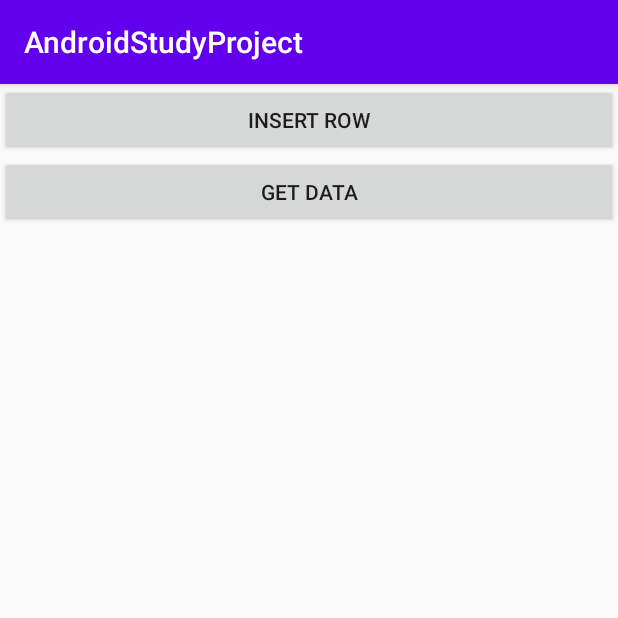
After one commit to vikas1993/AndroidStudyCode, an Android app: the ContentProviderActivity screen opened directly, with no data from a screen before it, on a phone screen of 412 x 824 dp, the top half of it. The commit adds this screen. Run offline under Robolectric (Android 15) with nearby library versions, the phone set to English and light mode, and no system bars.

Commit message:
Chapter 6 ContentProviderActivity

```diff
--- a/app/build.gradle
+++ b/app/build.gradle
@@ -6,7 +6,7 @@ android {
 
     defaultConfig {
         applicationId "com.nit.androidstudyproject"
-        minSdkVersion 23
+        minSdkVersion 22
         targetSdkVersion 29
         versionCode 1
         versionName "1.0"
--- /dev/null
+++ b/app/src/main/java/com/nit/androidstudyproject/ContentProviderActivity.java
@@ -0,0 +1,56 @@
+package com.nit.androidstudyproject;
+
+import androidx.appcompat.app.AppCompatActivity;
+
+import android.content.ContentValues;
+import android.database.Cursor;
+import android.net.Uri;
+import android.os.Bundle;
+import android.view.View;
+import android.widget.TextView;
+import android.widget.Toast;
+
+import java.util.ArrayList;
+
+public class ContentProviderActivity extends AppCompatActivity {
+    TextView data;
+    @Override
+    protected void onCreate(Bundle savedInstanceState) {
+        super.onCreate(savedInstanceState);
+        setContentView(R.layout.activity_content_provider);
+        data = findViewById(R.id.data);
+
+    }
+
+    public void insert(View view) {
+        // Add a new book record
+        ContentValues values = new ContentValues();
+        values.put(MyCustomProvider.NAME,"Android Dev");
+
+
+        Uri uri = getContentResolver().insert(
+                MyCustomProvider.CONTENT_URI, values);
+
+        Toast.makeText(getBaseContext(),
+                uri.toString(), Toast.LENGTH_LONG).show();
+    }
+
+    public void fetch(View view) {
+        // Retrieve student records
+        String URL = "content://com.nit.androidstudyproject.MyCustomProvider";
+
+        Uri students = Uri.parse(URL);
+        Cursor c = managedQuery(students, null, null, null, "name");
+
+        if (c.moveToFirst()) {
+            do{
+                Toast.makeText(this,
+                        c.getString(c.getColumnIndex(MyCustomProvider._ID)) +
+                                ", " +  c.getString(c.getColumnIndex( MyCustomProvider.NAME))
+                        ,
+                        Toast.LENGTH_SHORT).show();
+            } while (c.moveToNext());
+        }
+
+    }
+}
--- a/app/src/main/java/com/nit/androidstudyproject/MainActivity.java
+++ b/app/src/main/java/com/nit/androidstudyproject/MainActivity.java
@@ -2,6 +2,7 @@ package com.nit.androidstudyproject;
 
 import androidx.appcompat.app.AppCompatActivity;
 
+import android.content.Intent;
 import android.os.Bundle;
 import android.view.View;
 import android.widget.TextView;
@@ -10,7 +11,7 @@ import android.widget.Toast;
 import java.util.ArrayList;
 
 public class MainActivity extends AppCompatActivity {
-    DbHelper dbHelper;
+   DbHelper dbHelper;
     TextView data;
     @Override
     protected void onCreate(Bundle savedInstanceState) {
@@ -32,6 +33,9 @@ public class MainActivity extends AppCompatActivity {
         dbHelper.deleteContact(986857567);
             Toast.makeText(this, "Data is deleted", Toast.LENGTH_SHORT).show();
     }
+    public void contentprovider(View view) {
+        startActivity(new Intent(this,ContentProviderActivity.class));
+    }
     public void fetch(View view) {
        ArrayList<String> cr = dbHelper.getData();
        data.setText("");
--- /dev/null
+++ b/app/src/main/res/layout/activity_content_provider.xml
@@ -0,0 +1,29 @@
+<?xml version="1.0" encoding="utf-8"?>
+<LinearLayout xmlns:android="http://schemas.android.com/apk/res/android"
+    xmlns:app="http://schemas.android.com/apk/res-auto"
+    xmlns:tools="http://schemas.android.com/tools"
+    android:layout_width="match_parent"
+    android:layout_height="match_parent"
+    android:orientation="vertical"
+    tools:context=".ContentProviderActivity">
+
+
+        <Button
+            android:layout_width="match_parent"
+            android:layout_height="wrap_content"
+            android:text="Insert row"
+            android:onClick="insert"/>
+        <Button
+            android:layout_width="match_parent"
+            android:layout_height="wrap_content"
+            android:text="Get Data"
+            android:onClick="fetch"/>
+
+        <TextView
+            android:layout_width="match_parent"
+            android:layout_height="wrap_content"
+            android:id="@+id/data"
+            android:text=""/>
+
+
+</LinearLayout>
--- a/app/src/main/res/layout/activity_main.xml
+++ b/app/src/main/res/layout/activity_main.xml
@@ -27,6 +27,11 @@
         android:layout_height="wrap_content"
         android:text="Delete Data"
         android:onClick="delete"/>
+    <Button
+        android:layout_width="match_parent"
+        android:layout_height="wrap_content"
+        android:text="Content Provider"
+        android:onClick="contentprovider"/>
     <TextView
         android:layout_width="match_parent"
         android:layout_height="wrap_content"
--- a/app/src/main/res/values/strings.xml
+++ b/app/src/main/res/values/strings.xml
@@ -1,3 +1,9 @@
 <resources>
     <string name="app_name">AndroidStudyProject</string>
+    <string-array name="words">
+        <item>Android</item>
+        <item>Activity</item>
+        <item>ContentProvider</item>
+        <item>ContentResolver</item>
+    </string-array>
 </resources>
```
Also changed, not shown: app/src/main/AndroidManifest.xml (+8 -0 lines), app/src/main/java/com/nit/androidstudyproject/MyCustomProvider.java (added, +179 -0 lines), app/src/main/java/com/nit/androidstudyproject/DbHelper.java (line endings or trailing spaces).
